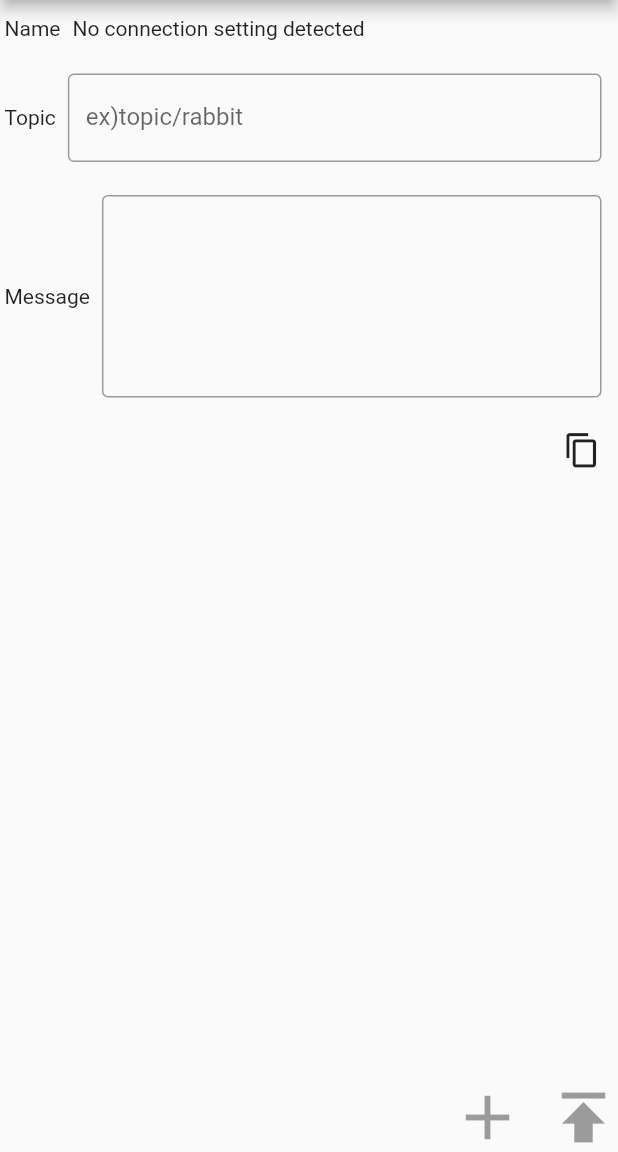
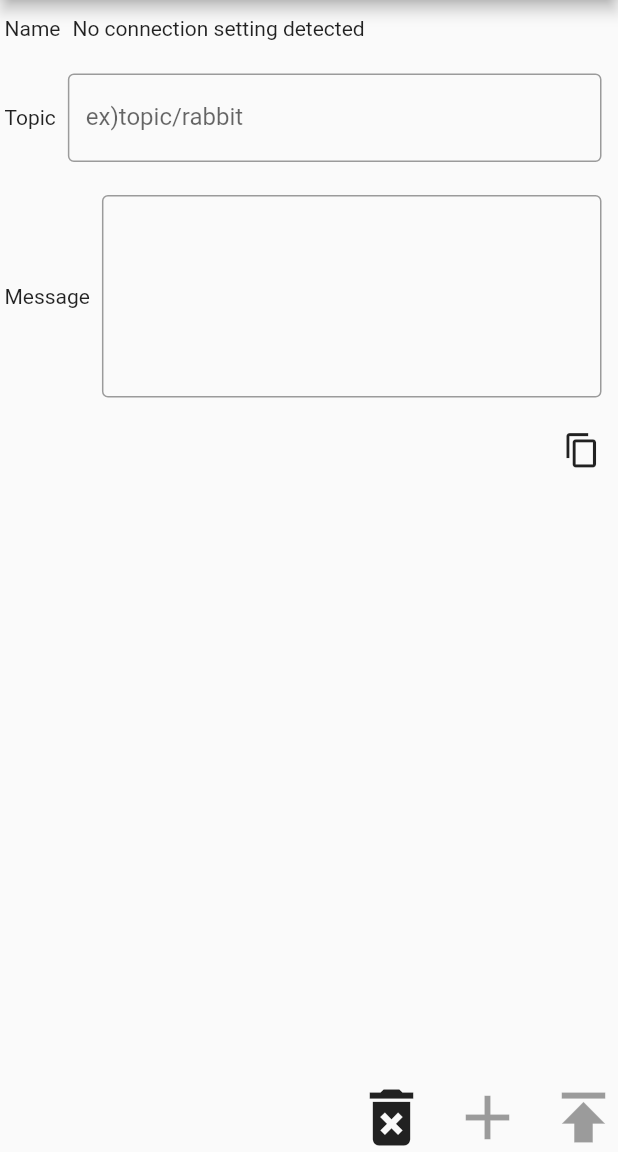
Before and after one commit to nannany/simple_mqtt_client, a Flutter app: the PublishPage screen opened by its route, on a phone screen of 412 x 824 dp, the part 84-1236 px from its top. Run offline on Flutter 3.47's test engine with Material 2 defaults, Android fonts, the phone set to English and light mode, and no system bars; our stand-ins replace shared_preferences; missing offline and left inert: mqtt_client; accounts and stored records are empty.

Commit message:
設定を消すボタンを付け足した

```diff
--- a/lib/publish_page.dart
+++ b/lib/publish_page.dart
@@ -67,7 +67,6 @@ class _PublishPageState extends State<PublishPage> {
                                     return Text(
                                       "Several settings detected",
                                     );
-
                                   }
                                 } else {
                                   return Text(
@@ -121,6 +120,13 @@ class _PublishPageState extends State<PublishPage> {
               Container(
                   margin: EdgeInsets.all(8.0),
                   child: IconButton(
+                    icon: Icon(Icons.delete_forever, size: 50),
+                    onPressed: () =>
+                        SharedPreferencesHelper.deleteAllConnectionSettings(),
+                  )),
+              Container(
+                  margin: EdgeInsets.all(8.0),
+                  child: IconButton(
                     icon: Icon(Icons.add, size: 50),
 //                  onPressed: () => Navigator.pop(context),
                   )),
--- a/lib/shared_preferences_helper.dart
+++ b/lib/shared_preferences_helper.dart
@@ -21,4 +21,10 @@ class SharedPreferencesHelper {
 
     return prefs.getKeys().map<String>((key) => prefs.get(key)).toList();
   }
+
+  static Future<void> deleteAllConnectionSettings() async {
+    final prefs = await SharedPreferences.getInstance();
+
+    return prefs.getKeys().forEach((key) => prefs.remove(key));
+  }
 }
```
